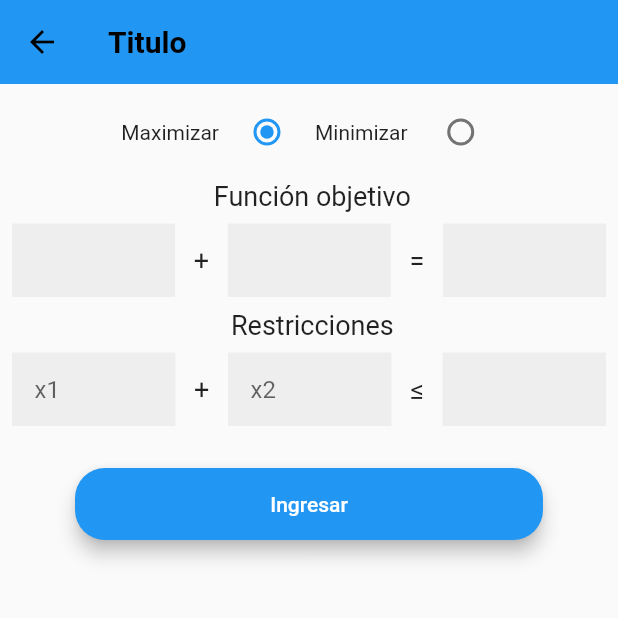
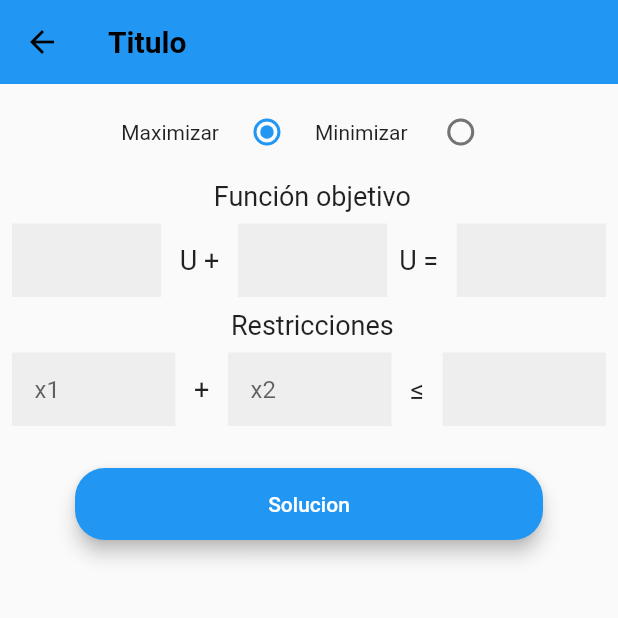
Before and after one commit to orlandobel/metodosCuantitativos, a Flutter app: the metodoGrafico screen opened directly, on a phone screen of 412 x 824 dp, the top half of it. Run offline on Flutter 3.47's test engine with Material 2 defaults, Android fonts, the phone set to English and light mode, and no system bars.

```diff
--- a/metodo_grafico/lib/classes/Funcion.dart
+++ b/metodo_grafico/lib/classes/Funcion.dart
@@ -2,8 +2,9 @@ class Funcion {
   List<num> _variables;
   num _solucion;
   int _numVariables;
+  bool max;
 
-  Funcion(String funcion) {
+  Funcion(String funcion, bool op,List<num> lista) {
     _obtenerVariables();
   }
 
--- a/metodo_grafico/lib/pages/metodoGrafico.dart
+++ b/metodo_grafico/lib/pages/metodoGrafico.dart
@@ -1,4 +1,6 @@
 import 'package:flutter/material.dart';
+import 'package:flutter/services.dart';
+import 'package:metodo_grafico/classes/Funcion.dart';
 import 'main_page.dart';
 class metodoGrafico extends StatefulWidget {
   @override
@@ -9,6 +11,11 @@ class _metodoGraficoState extends State < metodoGrafico > {
   int selectedRadio= 0;
   var data = ['1'];
   var maxmin = " ≤ ";
+  final objetivoUno =TextEditingController();
+  final objetivoDos =TextEditingController();
+  final objetivoIgual =TextEditingController();
+  var ouno, odos, oigual;
+  bool maxi;
   final _formKey = GlobalKey < FormState > ();
 
   void _incrementCounter() {
@@ -29,10 +36,13 @@ class _metodoGraficoState extends State < metodoGrafico > {
   setSelectedRadio(int val) {
     setState(() {
       selectedRadio = val;
-      if ( val == 0)
+      if ( val == 0){
         maxmin = " ≤ ";
-      else
+        maxi=true;
+      }else{
         maxmin = " ≥ ";
+        maxi=false;
+      }
     });
   }
 
@@ -81,15 +91,34 @@ class _metodoGraficoState extends State < metodoGrafico > {
                     child: Row(
                       mainAxisAlignment: MainAxisAlignment.spaceEvenly,
                       children: < Widget > [
-                        MyTextFormField(),
-                        Text(" + ", style: TextStyle(
+                        MyTextFormField(
+                          controller: objetivoUno,
+                          onChanged: (num){
+								 	        this.ouno= num;
+                          print(num);
+								          },
+                        ),
+                        Text(" U + ", style: TextStyle(
                           fontSize: 18
                         ), ),
-                        MyTextFormField(),
-                        Text(" = ", style: TextStyle(
+                        MyTextFormField(
+                          controller: objetivoDos,
+                          onChanged: (num){
+								 	        this.odos= num;
+                          print(num);
+								          },
+                        ),
+                        Text("U = ", style: TextStyle(
                           fontSize: 18
                         ), ),
-                        MyTextFormField(),
+                        MyTextFormField(
+                          controller: objetivoIgual,
+                          onChanged: (num){
+								 	        this.oigual= num;
+                          print(num);
+								          },
+
+                        ),
                       ],
                     ),
                   ),
@@ -110,7 +139,7 @@ class _metodoGraficoState extends State < metodoGrafico > {
                       mainAxisAlignment: MainAxisAlignment.spaceEvenly,
                       children: < Widget > [
                         MyTextFormField(
-                          hintText: "x1",
+                          hintText: "x1",///////////////////////////////////////////Nota para el HectorG
                         ),
                         Text(" + ", style: TextStyle(
                           fontSize: 18
@@ -144,12 +173,14 @@ class _metodoGraficoState extends State < metodoGrafico > {
           color: Colors.blue,
           child: MaterialButton(
             onPressed: () {
-               Navigator.of(context).push(MaterialPageRoute(builder: (_) => MainPage()));
+              print("entre");
+              submit();
+             //  Navigator.of(context).push(MaterialPageRoute(builder: (_) => MainPage()));
             },
             minWidth: MediaQuery.of(context).size.width,
             padding: EdgeInsets.fromLTRB(20.0, 15.0, 20.0, 15.0),
 
-            child: Text("Ingresar",
+            child: Text("Solucion",
                 textAlign: TextAlign.center,
                 style: TextStyle(color: Colors.white),
                 ),
@@ -203,16 +234,31 @@ class _metodoGraficoState extends State < metodoGrafico > {
     );
   }
 
+void submit(){
+  var aux =ouno.toString()+"x"+odos.toString()+"y"+"="+oigual.toString();
+  //List<num> restricciones;
+  print(aux);
+  //List li=data.toList();
+  //for(int i=0;li.length != null ;i++){
+   // restricciones[i]=int.parse(li.elementAt(i));
+  //}
+  //Funcion func = new Funcion(aux,maxi,li);
 
+  //print(aux);
+  print(maxi);
+  //print(li.toString());
+}
 }
 
 class MyTextFormField extends StatelessWidget {
   final String hintText;
 
+  MyTextFormField({
+    this.hintText, TextEditingController controller,  TextEditingController controller2,
+     TextEditingController controller3, Null Function(num) onChanged, Null Function(num) onChanged2,
+     Null Function(num) onChanged3
+  });
 
-  MyTextFormField({
-    this.hintText,
-  });
 
   @override
   Widget build(BuildContext context) {
@@ -227,10 +273,14 @@ class MyTextFormField extends StatelessWidget {
             filled: true,
             fillColor: Colors.grey[200],
           ),
-
-          keyboardType: TextInputType.number
+          keyboardType: TextInputType.number,
+          inputFormatters: <TextInputFormatter>[
+      WhitelistingTextInputFormatter.digitsOnly],
         ),
       )
     );
   }
+
+
+
 }
```
